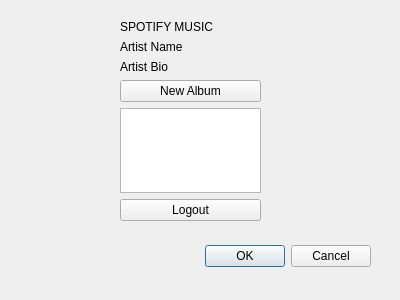
Before: the Qt Designer form artistwindow.ui in nahal-miri/Spotify, drawn with Qt 5.
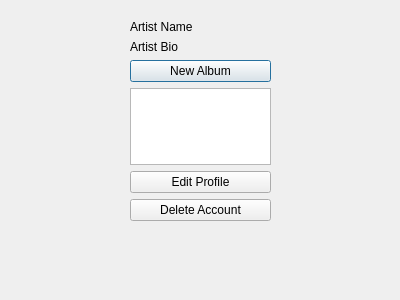
After: the same form once the commit is applied.

Diff of the .ui file:
```diff
--- a/artistwindow.ui
+++ b/artistwindow.ui
@@ -13,39 +13,16 @@
   <property name="windowTitle">
    <string>Dialog</string>
   </property>
-  <widget class="QDialogButtonBox" name="buttonBox">
+  <widget class="QWidget" name="layoutWidget">
    <property name="geometry">
     <rect>
-     <x>30</x>
-     <y>240</y>
-     <width>341</width>
-     <height>32</height>
-    </rect>
-   </property>
-   <property name="orientation">
-    <enum>Qt::Orientation::Horizontal</enum>
-   </property>
-   <property name="standardButtons">
-    <set>QDialogButtonBox::StandardButton::Cancel|QDialogButtonBox::StandardButton::Ok</set>
-   </property>
-  </widget>
-  <widget class="QWidget" name="">
-   <property name="geometry">
-    <rect>
-     <x>120</x>
+     <x>130</x>
      <y>20</y>
      <width>141</width>
      <height>201</height>
     </rect>
    </property>
    <layout class="QVBoxLayout" name="verticalLayout">
-    <item>
-     <widget class="QLabel" name="label">
-      <property name="text">
-       <string>&lt;html&gt;&lt;head/&gt;&lt;body&gt;&lt;p&gt;SPOTIFY MUSIC&lt;/p&gt;&lt;/body&gt;&lt;/html&gt;</string>
-      </property>
-     </widget>
-    </item>
     <item>
      <widget class="QLabel" name="artistNameLabel">
       <property name="text">
@@ -73,7 +50,14 @@
     <item>
      <widget class="QPushButton" name="logoutButton">
       <property name="text">
-       <string>Logout</string>
+       <string>Edit Profile</string>
+      </property>
+     </widget>
+    </item>
+    <item>
+     <widget class="QPushButton" name="deleteAccountButton">
+      <property name="text">
+       <string>Delete Account</string>
       </property>
      </widget>
     </item>
```
Left out of the diff: 37 changed lines with no effect on the pictures.
